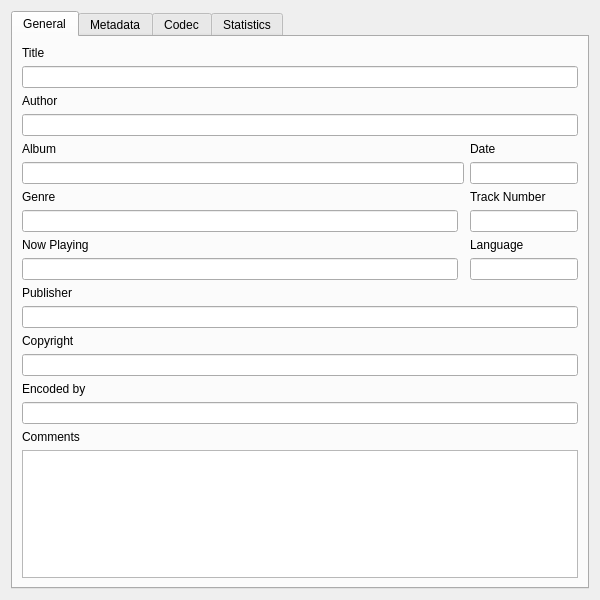
Before: the Qt Designer form src/forms/mediainformation.ui in Hale-Software/Vura, drawn with Qt 5.
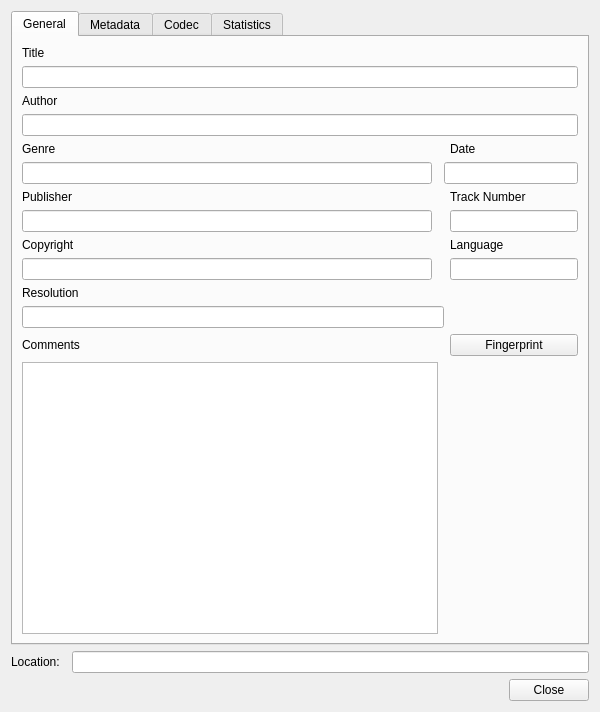
After: the same form once the commit is applied. Icons and pictures are not drawn.

Commit message: Updated media information dialog

Patch:
```diff
--- a/src/forms/mediainformation.ui
+++ b/src/forms/mediainformation.ui
@@ -10,7 +10,7 @@
     <x>0</x>
     <y>0</y>
     <width>600</width>
-    <height>600</height>
+    <height>712</height>
    </rect>
   </property>
   <property name="windowTitle">
@@ -26,26 +26,27 @@
       <attribute name="title">
        <string>General</string>
       </attribute>
-      <layout class="QGridLayout" name="gridLayout" columnstretch="1,0,0,0">
+      <layout class="QGridLayout" name="gridLayout" rowstretch="0,0,0,0,0,0,0,0,0,0,0,0,0,0,0,0,0,0" columnstretch="1,0,0,0">
        <property name="bottomMargin">
         <number>9</number>
        </property>
-       <item row="15" column="0" colspan="4">
-        <widget class="QLineEdit" name="lineEdit_12"/>
+       <item row="7" column="3">
+        <widget class="QLineEdit" name="trackNumber">
+         <property name="maximumSize">
+          <size>
+           <width>16777215</width>
+           <height>16777215</height>
+          </size>
+         </property>
+        </widget>
        </item>
-       <item row="3" column="0" colspan="4">
-        <widget class="QLineEdit" name="lineEdit_2"/>
-       </item>
-       <item row="2" column="0">
-        <widget class="QLabel" name="label_2">
+       <item row="0" column="0">
+        <widget class="QLabel" name="label">
          <property name="text">
-          <string>Author</string>
+          <string>Title</string>
          </property>
         </widget>
        </item>
-       <item row="5" column="0" colspan="3">
-        <widget class="QLineEdit" name="lineEdit_3"/>
-       </item>
        <item row="6" column="3">
         <widget class="QLabel" name="label_6">
          <property name="text">
@@ -53,16 +54,29 @@
          </property>
         </widget>
        </item>
+       <item row="3" column="0" colspan="4">
+        <widget class="QLineEdit" name="author"/>
+       </item>
+       <item row="4" column="3">
+        <widget class="QLabel" name="label_4">
+         <property name="text">
+          <string>Date</string>
+         </property>
+        </widget>
+       </item>
        <item row="1" column="0" colspan="4">
         <widget class="QLineEdit" name="lineEdit"/>
        </item>
-       <item row="4" column="0" colspan="3">
-        <widget class="QLabel" name="label_3">
+       <item row="16" column="0">
+        <widget class="QLabel" name="label_7">
          <property name="text">
-          <string>Album</string>
+          <string>Comments</string>
          </property>
         </widget>
        </item>
+       <item row="9" column="3">
+        <widget class="QLineEdit" name="language"/>
+       </item>
        <item row="8" column="3">
         <widget class="QLabel" name="label_9">
          <property name="text">
@@ -70,92 +84,99 @@
          </property>
         </widget>
        </item>
-       <item row="10" column="0">
+       <item row="2" column="0">
+        <widget class="QLabel" name="label_2">
+         <property name="text">
+          <string>Author</string>
+         </property>
+        </widget>
+       </item>
+       <item row="15" column="0" colspan="3">
+        <widget class="QLineEdit" name="resolution"/>
+       </item>
+       <item row="17" column="0" colspan="2">
+        <widget class="QTextBrowser" name="comments"/>
+       </item>
+       <item row="5" column="2" colspan="2">
+        <widget class="QLineEdit" name="date"/>
+       </item>
+       <item row="17" column="3">
+        <widget class="QLabel" name="label_13">
+         <property name="sizePolicy">
+          <sizepolicy hsizetype="Fixed" vsizetype="Fixed">
+           <horstretch>0</horstretch>
+           <verstretch>0</verstretch>
+          </sizepolicy>
+         </property>
+         <property name="minimumSize">
+          <size>
+           <width>128</width>
+           <height>128</height>
+          </size>
+         </property>
+         <property name="maximumSize">
+          <size>
+           <width>128</width>
+           <height>128</height>
+          </size>
+         </property>
+         <property name="text">
+          <string/>
+         </property>
+         <property name="pixmap">
+          <pixmap resource="vura.qrc">:/img/images/vura-white.png</pixmap>
+         </property>
+         <property name="scaledContents">
+          <bool>true</bool>
+         </property>
+        </widget>
+       </item>
+       <item row="4" column="0">
+        <widget class="QLabel" name="label_5">
+         <property name="text">
+          <string>Genre</string>
+         </property>
+        </widget>
+       </item>
+       <item row="5" column="0">
+        <widget class="QLineEdit" name="genre"/>
+       </item>
+       <item row="6" column="0">
         <widget class="QLabel" name="label_10">
          <property name="text">
           <string>Publisher</string>
          </property>
         </widget>
        </item>
+       <item row="7" column="0">
+        <widget class="QLineEdit" name="publisher"/>
+       </item>
        <item row="8" column="0">
-        <widget class="QLabel" name="label_8">
-         <property name="text">
-          <string>Now Playing</string>
-         </property>
-        </widget>
-       </item>
-       <item row="9" column="3">
-        <widget class="QLineEdit" name="lineEdit_9"/>
-       </item>
-       <item row="7" column="0" colspan="2">
-        <widget class="QLineEdit" name="lineEdit_5"/>
-       </item>
-       <item row="14" column="0">
-        <widget class="QLabel" name="label_12">
-         <property name="text">
-          <string>Encoded by</string>
-         </property>
-        </widget>
-       </item>
-       <item row="4" column="3">
-        <widget class="QLabel" name="label_4">
-         <property name="text">
-          <string>Date</string>
-         </property>
-        </widget>
-       </item>
-       <item row="6" column="0">
-        <widget class="QLabel" name="label_5">
-         <property name="text">
-          <string>Genre</string>
-         </property>
-        </widget>
-       </item>
-       <item row="11" column="0" colspan="4">
-        <widget class="QLineEdit" name="lineEdit_10"/>
-       </item>
-       <item row="13" column="0" colspan="4">
-        <widget class="QLineEdit" name="lineEdit_11"/>
-       </item>
-       <item row="16" column="0">
-        <widget class="QLabel" name="label_7">
-         <property name="text">
-          <string>Comments</string>
-         </property>
-        </widget>
-       </item>
-       <item row="0" column="0">
-        <widget class="QLabel" name="label">
-         <property name="text">
-          <string>Title</string>
-         </property>
-        </widget>
-       </item>
-       <item row="12" column="0">
         <widget class="QLabel" name="label_11">
          <property name="text">
           <string>Copyright</string>
          </property>
         </widget>
        </item>
-       <item row="5" column="3">
-        <widget class="QLineEdit" name="lineEdit_4"/>
+       <item row="9" column="0">
+        <widget class="QLineEdit" name="copyright"/>
        </item>
-       <item row="7" column="3">
-        <widget class="QLineEdit" name="lineEdit_7">
-         <property name="maximumSize">
-          <size>
-           <width>16777215</width>
-           <height>16777215</height>
-          </size>
+       <item row="11" column="0">
+        <widget class="QLabel" name="label_12">
+         <property name="text">
+          <string>Resolution</string>
          </property>
         </widget>
        </item>
-       <item row="17" column="0" colspan="4">
-        <widget class="QTextBrowser" name="textBrowser"/>
-       </item>
-       <item row="9" column="0" colspan="2">
-        <widget class="QLineEdit" name="lineEdit_8"/>
+       <item row="16" column="3">
+        <widget class="QPushButton" name="fingerprint">
+         <property name="toolTip">
+          <string extracomment="Find meta data using audio fingerprinting"/>
+         </property>
+         <property name="text">
+          <string>Fingerprint</string>
+         </property>
+        </widget>
        </item>
       </layout>
      </widget>
@@ -163,11 +184,42 @@
       <attribute name="title">
        <string>Metadata</string>
       </attribute>
+      <layout class="QVBoxLayout" name="verticalLayout_2">
+       <item>
+        <widget class="QLabel" name="label_3">
+         <property name="text">
+          <string>Extra metadata and other information are shown in this panel.</string>
+         </property>
+        </widget>
+       </item>
+       <item>
+        <widget class="QTextBrowser" name="metadata"/>
+       </item>
+      </layout>
      </widget>
      <widget class="QWidget" name="codecPage">
       <attribute name="title">
        <string>Codec</string>
       </attribute>
+      <layout class="QVBoxLayout" name="verticalLayout_5">
+       <item>
+        <widget class="QLabel" name="label_8">
+         <property name="text">
+          <string>Information about what your media or stream is made of.</string>
+         </property>
+        </widget>
+       </item>
+       <item>
+        <widget class="QLabel" name="label_16">
+         <property name="text">
+          <string>Muxer, Audio and Video Codecs, Subtitles are shown.</string>
+         </property>
+        </widget>
+       </item>
+       <item>
+        <widget class="QTextBrowser" name="codec"/>
+       </item>
+      </layout>
      </widget>
      <widget class="QWidget" name="statisticsPage">
       <attribute name="title">
@@ -176,6 +228,57 @@
      </widget>
     </widget>
    </item>
+   <item>
+    <layout class="QHBoxLayout" name="horizontalLayout_2">
+     <property name="spacing">
+      <number>12</number>
+     </property>
+     <property name="bottomMargin">
+      <number>0</number>
+     </property>
+     <item>
+      <widget class="QLabel" name="label_14">
+       <property name="text">
+        <string>Location:</string>
+       </property>
+      </widget>
+     </item>
+     <item>
+      <widget class="QLineEdit" name="location">
+       <property name="readOnly">
+        <bool>true</bool>
+       </property>
+      </widget>
+     </item>
+    </layout>
+   </item>
+   <item>
+    <layout class="QHBoxLayout" name="horizontalLayout_3">
+     <property name="bottomMargin">
+      <number>0</number>
+     </property>
+     <item>
+      <spacer name="horizontalSpacer">
+       <property name="orientation">
+        <enum>Qt::Orientation::Horizontal</enum>
+       </property>
+       <property name="sizeHint" stdset="0">
+        <size>
+         <width>40</width>
+         <height>20</height>
+        </size>
+       </property>
+      </spacer>
+     </item>
+     <item>
+      <widget class="QPushButton" name="close">
+       <property name="text">
+        <string>Close</string>
+       </property>
+      </widget>
+     </item>
+    </layout>
+   </item>
   </layout>
  </widget>
  <resources>
```
Left out of the diff: 18 changed lines with no effect on the pictures. The commit also changes 6 other files.
